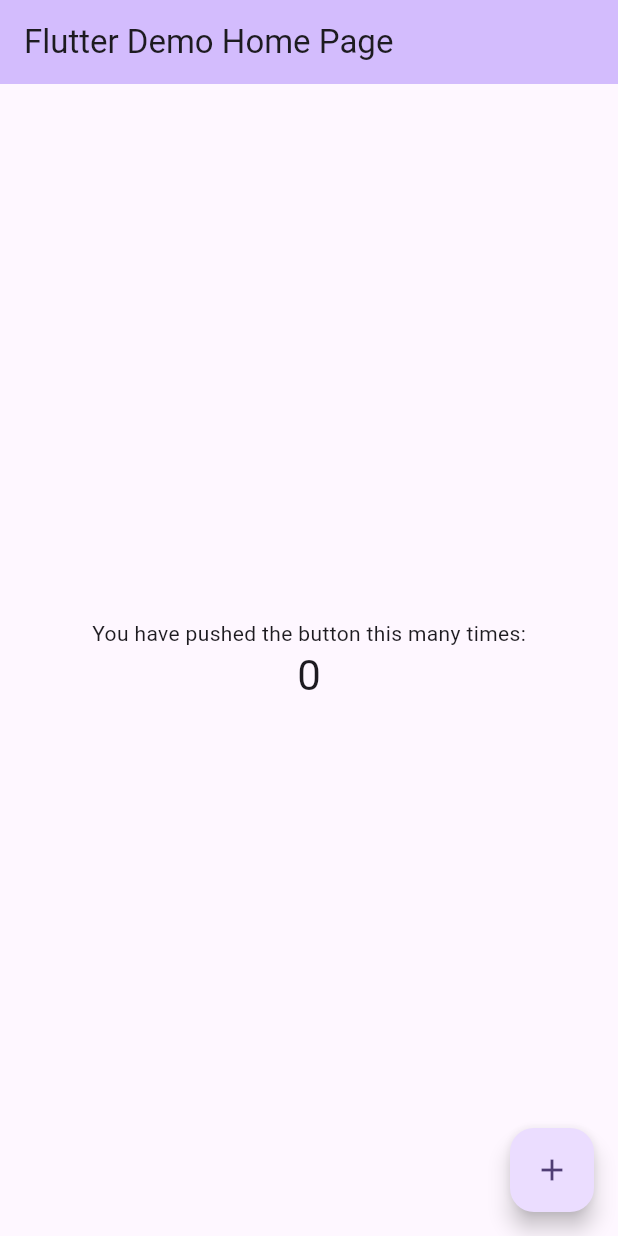
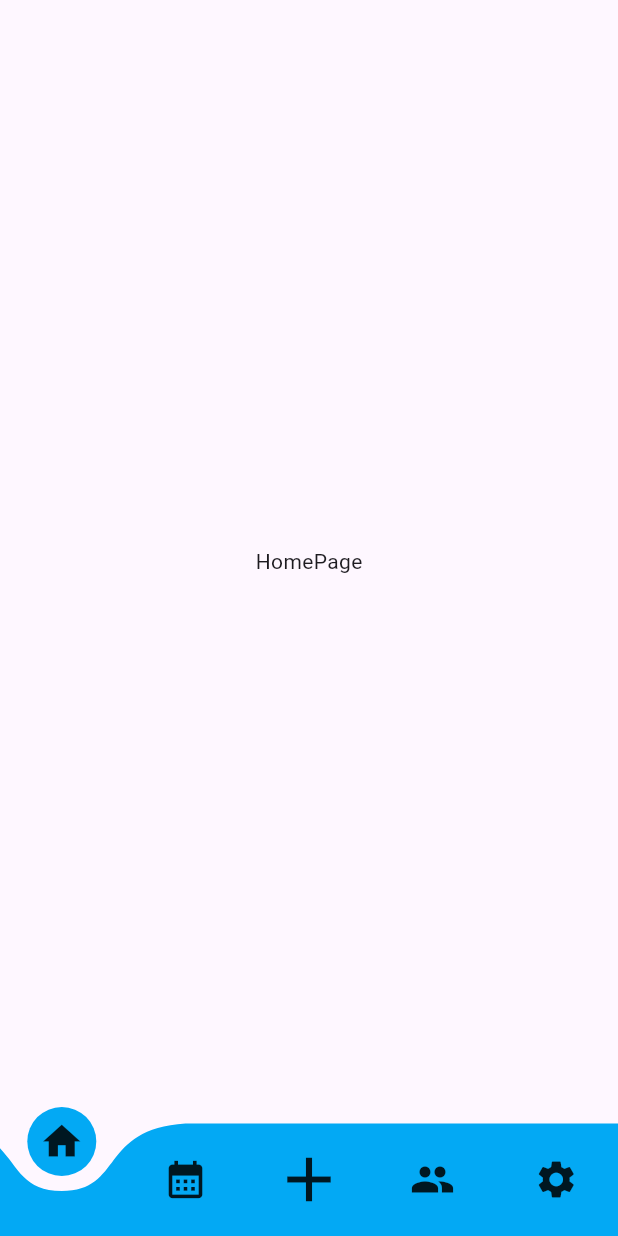
Before and after one commit to Jojauregui/roomiebuddy, a Flutter app: the screen it shows after launch, on a phone screen of 412 x 824 dp. Run offline on Flutter 3.47's test engine with Material 3 defaults, Android fonts, the light colour scheme and no system bars; drawn by our look-alikes of curved_navigation_bar.

Commit message:
fixed #6

```diff
--- /dev/null
+++ b/roomiebuddy/lib/NavScreen.dart
@@ -0,0 +1,58 @@
+import 'package:curved_navigation_bar/curved_navigation_bar.dart';
+import 'package:flutter/material.dart';
+
+import 'pages/home_page.dart';
+import 'pages/calender_page.dart';
+import 'pages/add_taskpage.dart';
+import 'pages/add_roomate_page.dart';
+import 'pages/settings_page.dart';
+
+class Navscreen extends StatefulWidget {
+  const Navscreen({super.key});
+
+  @override
+  State<Navscreen> createState() => _NavscreenState();
+}
+
+class _NavscreenState extends State<Navscreen> {
+  final pages = [
+    HomePage(),
+    CalenderPage(),
+    AddTaskpage(),
+    AddRoomatePage(),
+    SettingsPage(),
+  ];
+  int selectedIndex = 0;
+  @override
+  Widget build(BuildContext context) {
+    return Scaffold(
+      bottomNavigationBar: CurvedNavigationBar(
+        items: [
+        Icon(Icons.home,
+        size: 30,
+        ),
+        Icon(Icons.calendar_month,
+        size: 30,
+        ),
+        Icon(Icons.add,
+        size: 50,
+        ),
+        Icon(Icons.people,
+        size: 30,
+        ),
+        Icon(Icons.settings,
+        size: 30,
+        ),
+        ],
+        onTap: (value){
+          setState(() {
+            selectedIndex = value;
+          });
+        },
+        backgroundColor:Colors.transparent,
+        color: Colors.lightBlue,
+      ),
+      body: pages[selectedIndex]
+    );
+  }
+}
--- a/roomiebuddy/lib/main.dart
+++ b/roomiebuddy/lib/main.dart
@@ -1,4 +1,6 @@
 import 'package:flutter/material.dart';
+import 'package:roomiebuddy/NavScreen.dart';
+import 'pages/home_page.dart';
 
 void main() {
   runApp(const MyApp());
@@ -6,120 +8,15 @@
 
 class MyApp extends StatelessWidget {
   const MyApp({super.key});
-
-  // This widget is the root of your application.
   @override
   Widget build(BuildContext context) {
     return MaterialApp(
-      title: 'Flutter Demo',
+      title: 'RommieBuddy',
+      debugShowCheckedModeBanner: false,
       theme: ThemeData(
-        // This is the theme of your application.
-        //
-        // TRY THIS: Try running your application with "flutter run". You'll see
-        // the application has a purple toolbar. Then, without quitting the app,
-        // try changing the seedColor in the colorScheme below to Colors.green
-        // and then invoke "hot reload" (save your changes or press the "hot
-        // reload" button in a Flutter-supported IDE, or press "r" if you used
-        // the command line to start the app).
-        //
-        // Notice that the counter didn't reset back to zero; the application
-        // state is not lost during the reload. To reset the state, use hot
-        // restart instead.
-        //
-        // This works for code too, not just values: Most code changes can be
-        // tested with just a hot reload.
-        colorScheme: ColorScheme.fromSeed(seedColor: Colors.deepPurple),
-        useMaterial3: true,
+        primarySwatch: Colors.blue,
       ),
-      home: const MyHomePage(title: 'Flutter Demo Home Page'),
+      home: Navscreen(),
     );
   }
 }
-
-class MyHomePage extends StatefulWidget {
-  const MyHomePage({super.key, required this.title});
-
-  // This widget is the home page of your application. It is stateful, meaning
-  // that it has a State object (defined below) that contains fields that affect
-  // how it looks.
-
-  // This class is the configuration for the state. It holds the values (in this
-  // case the title) provided by the parent (in this case the App widget) and
-  // used by the build method of the State. Fields in a Widget subclass are
-  // always marked "final".
-
-  final String title;
-
-  @override
-  State<MyHomePage> createState() => _MyHomePageState();
-}
-
-class _MyHomePageState extends State<MyHomePage> {
-  int _counter = 0;
-
-  void _incrementCounter() {
-    setState(() {
-      // This call to setState tells the Flutter framework that something has
-      // changed in this State, which causes it to rerun the build method below
-      // so that the display can reflect the updated values. If we changed
-      // _counter without calling setState(), then the build method would not be
-      // called again, and so nothing would appear to happen.
-      _counter++;
-    });
-  }
-
-  @override
-  Widget build(BuildContext context) {
-    // This method is rerun every time setState is called, for instance as done
-    // by the _incrementCounter method above.
-    //
-    // The Flutter framework has been optimized to make rerunning build methods
-    // fast, so that you can just rebuild anything that needs updating rather
-    // than having to individually change instances of widgets.
-    return Scaffold(
-      appBar: AppBar(
-        // TRY THIS: Try changing the color here to a specific color (to
-        // Colors.amber, perhaps?) and trigger a hot reload to see the AppBar
-        // change color while the other colors stay the same.
-        backgroundColor: Theme.of(context).colorScheme.inversePrimary,
-        // Here we take the value from the MyHomePage object that was created by
-        // the App.build method, and use it to set our appbar title.
-        title: Text(widget.title),
-      ),
-      body: Center(
-        // Center is a layout widget. It takes a single child and positions it
-        // in the middle of the parent.
-        child: Column(
-          // Column is also a layout widget. It takes a list of children and
-          // arranges them vertically. By default, it sizes itself to fit its
-          // children horizontally, and tries to be as tall as its parent.
-          //
-          // Column has various properties to control how it sizes itself and
-          // how it positions its children. Here we use mainAxisAlignment to
-          // center the children vertically; the main axis here is the vertical
-          // axis because Columns are vertical (the cross axis would be
-          // horizontal).
-          //
-          // TRY THIS: Invoke "debug painting" (choose the "Toggle Debug Paint"
-          // action in the IDE, or press "p" in the console), to see the
-          // wireframe for each widget.
-          mainAxisAlignment: MainAxisAlignment.center,
-          children: <Widget>[
-            const Text(
-              'You have pushed the button this many times:',
-            ),
-            Text(
-              '$_counter',
-              style: Theme.of(context).textTheme.headlineMedium,
-            ),
-          ],
-        ),
-      ),
-      floatingActionButton: FloatingActionButton(
-        onPressed: _incrementCounter,
-        tooltip: 'Increment',
-        child: const Icon(Icons.add),
-      ), // This trailing comma makes auto-formatting nicer for build methods.
-    );
-  }
-}
--- /dev/null
+++ b/roomiebuddy/lib/pages/home_page.dart
@@ -0,0 +1,14 @@
+import 'package:flutter/material.dart';
+
+class HomePage extends StatelessWidget {
+  const HomePage({super.key});
+
+  @override
+  Widget build(BuildContext context) {
+    return Scaffold(
+      body: Center(
+        child: Text("HomePage"),
+      )
+    );
+  }
+}
--- a/roomiebuddy/pubspec.yaml
+++ b/roomiebuddy/pubspec.yaml
@@ -35,6 +35,7 @@ dependencies:
   # The following adds the Cupertino Icons font to your application.
   # Use with the CupertinoIcons class for iOS style icons.
   cupertino_icons: ^1.0.8
+  curved_navigation_bar: ^1.0.6
 
 dev_dependencies:
   flutter_test:
```
Also changed, not shown: roomiebuddy/lib/pages/add_roomate_page.dart (added, +19 -0 lines), roomiebuddy/lib/pages/add_taskpage.dart (added, +19 -0 lines), roomiebuddy/lib/pages/calender_page.dart (added, +19 -0 lines), roomiebuddy/lib/pages/settings_page.dart (added, +20 -0 lines), roomiebuddy/lib/pages/view_taskpage.dart (added, +17 -0 lines), roomiebuddy/pubspec.lock.
